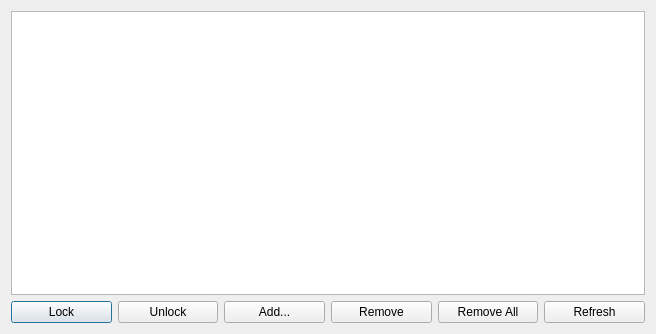
The window that SshAgentLib.Qt/qt/KeyManagerFrame.ui (dlech/SshAgentLib) describes before a commit, drawn with Qt 5.
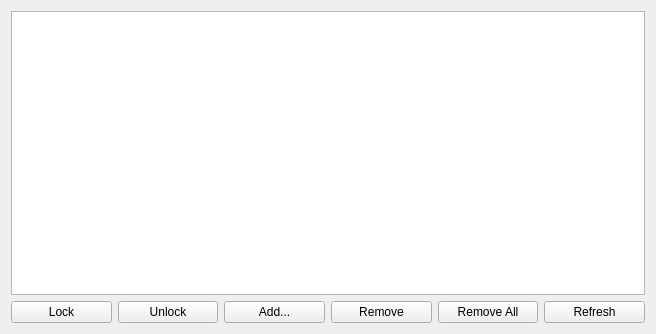
The same window after the commit.

Commit message: created auto build command for ui, figured out signal/slot/events, start figuring out TableView

Diff of the .ui file:
```diff
--- a/SshAgentLib.Qt/qt/KeyManagerFrame.ui
+++ b/SshAgentLib.Qt/qt/KeyManagerFrame.ui
@@ -1,8 +1,8 @@
 <?xml version="1.0" encoding="UTF-8"?>
 <ui version="4.0">
  <author>David Lechner</author>
- <class>Dialog</class>
- <widget class="QDialog" name="Dialog">
+ <class>KeyManagerFrame</class>
+ <widget class="QWidget" name="KeyManagerFrame">
   <property name="geometry">
    <rect>
     <x>0</x>
@@ -61,6 +61,9 @@
        <property name="text">
         <string>Lock</string>
        </property>
+       <property name="checkable">
+        <bool>false</bool>
+       </property>
       </widget>
      </item>
      <item>
```
Left out of the diff: 9 changed lines with no effect on the pictures. The commit also changes 4 other files.
